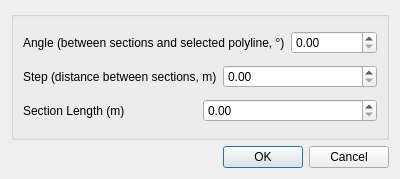
Old version of the form qThrowMeasurement/ui/atmdialog.ui in the repository evaristelegallois/ATMplugin.
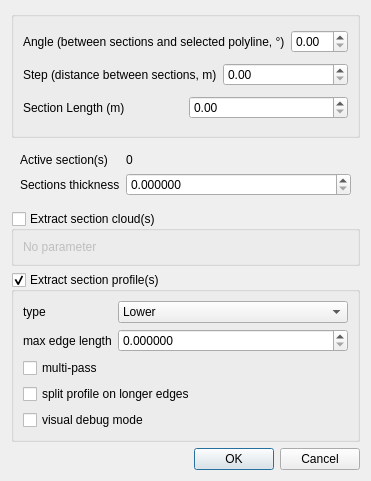
New version of the form.

Commit message: extract sections functionnality (pending)

```diff
--- a/qThrowMeasurement/ui/atmdialog.ui
+++ b/qThrowMeasurement/ui/atmdialog.ui
@@ -6,38 +6,14 @@
    <rect>
     <x>0</x>
     <y>0</y>
-    <width>400</width>
-    <height>179</height>
+    <width>352</width>
+    <height>481</height>
    </rect>
   </property>
   <property name="windowTitle">
    <string>Automatic Throw Measurement Settings</string>
   </property>
-  <layout class="QGridLayout" name="gridLayout_2">
-   <item row="1" column="0">
-    <layout class="QHBoxLayout" name="horizontalLayout_4">
-     <item>
-      <spacer name="horizontalSpacer">
-       <property name="orientation">
-        <enum>Qt::Horizontal</enum>
-       </property>
-       <property name="sizeHint" stdset="0">
-        <size>
-         <width>40</width>
-         <height>20</height>
-        </size>
-       </property>
-      </spacer>
-     </item>
-     <item>
-      <widget class="QDialogButtonBox" name="buttonBox">
-       <property name="standardButtons">
-        <set>QDialogButtonBox::Cancel|QDialogButtonBox::Ok</set>
-       </property>
-      </widget>
-     </item>
-    </layout>
-   </item>
+  <layout class="QGridLayout" name="gridLayout_3">
    <item row="0" column="0">
     <widget class="QGroupBox" name="groupBox">
      <property name="title">
@@ -89,6 +65,222 @@
      </layout>
     </widget>
    </item>
+   <item row="1" column="0">
+    <layout class="QGridLayout" name="gridLayout_2">
+     <item row="0" column="0">
+      <widget class="QFrame" name="frame">
+       <layout class="QFormLayout" name="formLayout_6">
+        <item row="0" column="0">
+         <widget class="QLabel" name="activeSectionsLabel_2">
+          <property name="text">
+           <string>Active section(s)</string>
+          </property>
+         </widget>
+        </item>
+        <item row="0" column="1">
+         <widget class="QLabel" name="activeSectionsLabel_3">
+          <property name="text">
+           <string notr="true">0</string>
+          </property>
+         </widget>
+        </item>
+        <item row="1" column="0">
+         <widget class="QLabel" name="secThicknessLabel">
+          <property name="text">
+           <string>Sections thickness</string>
+          </property>
+         </widget>
+        </item>
+        <item row="1" column="1">
+         <widget class="QDoubleSpinBox" name="thicknessDoubleSpinBox_3">
+          <property name="toolTip">
+           <string>Thickness of each section (depends on the cloud density)</string>
+          </property>
+          <property name="decimals">
+           <number>6</number>
+          </property>
+          <property name="maximum">
+           <double>1000000000.000000000000000</double>
+          </property>
+         </widget>
+        </item>
+       </layout>
+      </widget>
+     </item>
+     <item row="1" column="0">
+      <widget class="QGroupBox" name="extractCloudsGroupBox">
+       <property name="toolTip">
+        <string>To extract each section as a point cloud</string>
+       </property>
+       <property name="title">
+        <string>Extract section cloud(s)</string>
+       </property>
+       <property name="checkable">
+        <bool>true</bool>
+       </property>
+       <property name="checked">
+        <bool>false</bool>
+       </property>
+       <layout class="QVBoxLayout" name="verticalLayout_7">
+        <item>
+         <widget class="QLabel" name="label_13">
+          <property name="text">
+           <string>No parameter</string>
+          </property>
+         </widget>
+        </item>
+       </layout>
+      </widget>
+     </item>
+     <item row="2" column="0">
+      <widget class="QGroupBox" name="extractEnvelopesGroupBox">
+       <property name="toolTip">
+        <string>To extract the contour of each section as a polyline</string>
+       </property>
+       <property name="title">
+        <string>Extract section profile(s)</string>
+       </property>
+       <property name="checkable">
+        <bool>true</bool>
+       </property>
+       <property name="checked">
+        <bool>true</bool>
+       </property>
+       <layout class="QVBoxLayout" name="verticalLayout_6">
+        <item>
+         <widget class="QFrame" name="frame_4">
+          <property name="minimumSize">
+           <size>
+            <width>0</width>
+            <height>50</height>
+           </size>
+          </property>
+          <layout class="QFormLayout" name="formLayout_5">
+           <property name="leftMargin">
+            <number>0</number>
+           </property>
+           <property name="topMargin">
+            <number>0</number>
+           </property>
+           <property name="rightMargin">
+            <number>0</number>
+           </property>
+           <property name="bottomMargin">
+            <number>0</number>
+           </property>
+           <item row="0" column="0">
+            <widget class="QLabel" name="typeProfileLabel">
+             <property name="text">
+              <string>type</string>
+             </property>
+            </widget>
+           </item>
+           <item row="0" column="1">
+            <widget class="QComboBox" name="envelopeTypeComboBox_3">
+             <property name="toolTip">
+              <string>Section type (lower or upper part, or both)</string>
+             </property>
+             <item>
+              <property name="text">
+               <string>Lower</string>
+              </property>
+             </item>
+             <item>
+              <property name="text">
+               <string>Upper</string>
+              </property>
+             </item>
+             <item>
+              <property name="text">
+               <string>Both</string>
+              </property>
+             </item>
+            </widget>
+           </item>
+           <item row="1" column="0">
+            <widget class="QLabel" name="maxEdgeLengthLabel">
+             <property name="text">
+              <string>max edge length</string>
+             </property>
+            </widget>
+           </item>
+           <item row="1" column="1">
+            <widget class="QDoubleSpinBox" name="maxEdgeLengthDoubleSpinBox_3">
+             <property name="toolTip">
+              <string>Max output polyline edge length (the smaller, the closer to the points the contour will be).
+Warning: if 0, generates the convex hull.</string>
+             </property>
+             <property name="decimals">
+              <number>6</number>
+             </property>
+             <property name="maximum">
+              <double>1000000000.000000000000000</double>
+             </property>
+            </widget>
+           </item>
+          </layout>
+         </widget>
+        </item>
+        <item>
+         <widget class="QCheckBox" name="multiPassCheckBox_3">
+          <property name="toolTip">
+           <string>Multi-pass process where longer edges may be temporarily created to obtain a better fit... or a worst one ;)</string>
+          </property>
+          <property name="text">
+           <string>multi-pass</string>
+          </property>
+         </widget>
+        </item>
+        <item>
+         <widget class="QCheckBox" name="splitEnvelopeCheckBox_3">
+          <property name="toolTip">
+           <string>split the generated profile(s) in smaller parts to avoid creating too long edges (10 times the specified max edge length).
+Warning: may not be compatible with Mascaret export.</string>
+          </property>
+          <property name="text">
+           <string>split profile on longer edges</string>
+          </property>
+         </widget>
+        </item>
+        <item>
+         <widget class="QCheckBox" name="debugModeCheckBox_3">
+          <property name="toolTip">
+           <string>Display a dialog with step-by-step execution of the algorithm (debug mode - very slow)</string>
+          </property>
+          <property name="text">
+           <string>visual debug mode</string>
+          </property>
+         </widget>
+        </item>
+       </layout>
+      </widget>
+     </item>
+    </layout>
+   </item>
+   <item row="2" column="0">
+    <layout class="QHBoxLayout" name="horizontalLayout_4">
+     <item>
+      <spacer name="horizontalSpacer">
+       <property name="orientation">
+        <enum>Qt::Horizontal</enum>
+       </property>
+       <property name="sizeHint" stdset="0">
+        <size>
+         <width>40</width>
+         <height>20</height>
+        </size>
+       </property>
+      </spacer>
+     </item>
+     <item>
+      <widget class="QDialogButtonBox" name="buttonBox">
+       <property name="standardButtons">
+        <set>QDialogButtonBox::Cancel|QDialogButtonBox::Ok</set>
+       </property>
+      </widget>
+     </item>
+    </layout>
+   </item>
   </layout>
  </widget>
  <resources/>
```
The commit also changes 10 other files.
